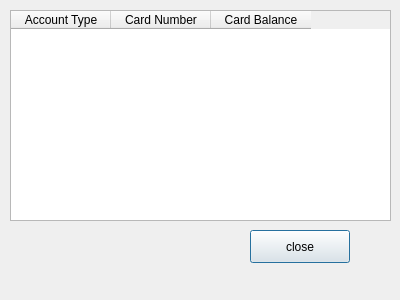
First picture: the form in viewcardswindow.ui, repository anashaybani/Bank, before the edit.
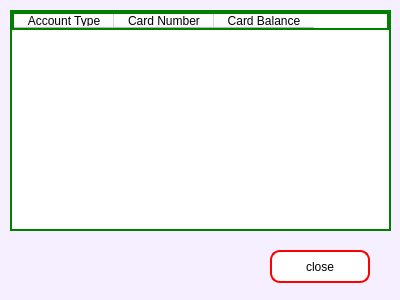
Second picture: the form after the edit.

Patch:
```diff
--- a/viewcardswindow.ui
+++ b/viewcardswindow.ui
@@ -13,15 +13,26 @@
   <property name="windowTitle">
    <string>Dialog</string>
   </property>
+  <property name="styleSheet">
+   <string notr="true">background-color: rgb(245, 239, 255);
+color: rgb(0, 0, 0);</string>
+  </property>
   <widget class="QTableWidget" name="cardsTable">
    <property name="geometry">
     <rect>
      <x>10</x>
      <y>10</y>
      <width>381</width>
-     <height>211</height>
+     <height>221</height>
     </rect>
    </property>
+   <property name="styleSheet">
+    <string notr="true">
+background-color: rgb(255, 255, 255);
+color: rgb(0, 0, 0);
+border:2px solid green;
+</string>
+   </property>
    <column>
     <property name="text">
      <string>Account Type</string>
@@ -41,12 +52,19 @@
   <widget class="QPushButton" name="closeButton">
    <property name="geometry">
     <rect>
-     <x>250</x>
-     <y>230</y>
+     <x>270</x>
+     <y>250</y>
      <width>100</width>
      <height>33</height>
     </rect>
    </property>
+   <property name="styleSheet">
+    <string notr="true">border-radius:10px;
+background-color: rgb(255, 255, 255);
+color: rgb(0, 0, 0);
+border:2px solid red;
+</string>
+   </property>
    <property name="text">
     <string>close</string>
    </property>
```
